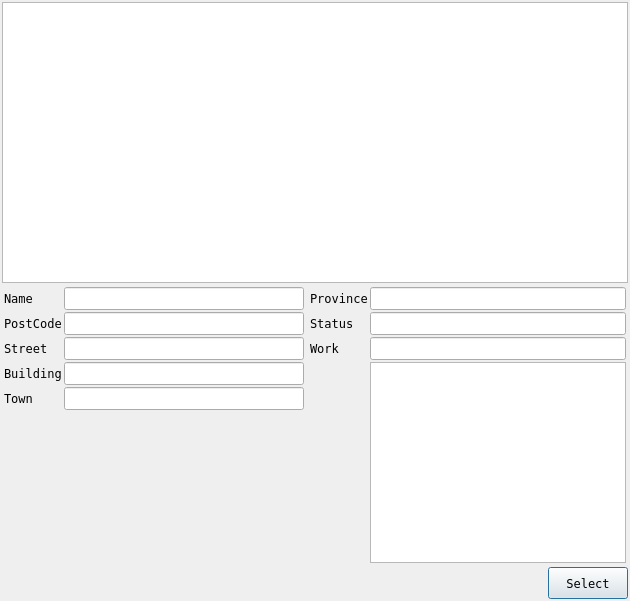
First picture: the form in src/libs/qiwigui/qiwiguimachineview.ui, repository Pastor/qqiwipost, before the edit.
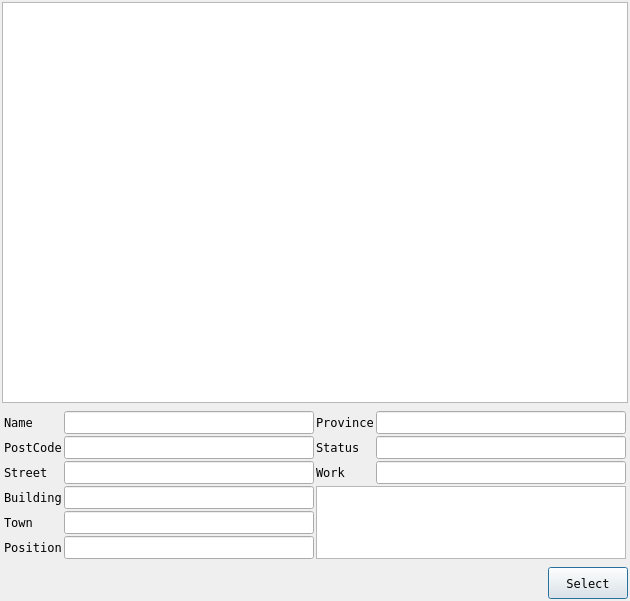
Second picture: the form after the edit. Icons and pictures are not drawn.

Diff of the .ui file:
```diff
--- a/src/libs/qiwigui/qiwiguimachineview.ui
+++ b/src/libs/qiwigui/qiwiguimachineview.ui
@@ -25,9 +25,6 @@
    <bool>true</bool>
   </property>
   <layout class="QVBoxLayout" name="verticalLayout">
-   <property name="spacing">
-    <number>2</number>
-   </property>
    <property name="margin">
     <number>2</number>
    </property>
@@ -45,19 +42,14 @@
     </widget>
    </item>
    <item>
-    <layout class="QHBoxLayout" name="horizontalLayout_2">
-     <item>
       <widget class="QWidget" name="widget" native="true">
-       <layout class="QFormLayout" name="formLayout">
-        <property name="horizontalSpacing">
-         <number>2</number>
-        </property>
-        <property name="verticalSpacing">
-         <number>2</number>
-        </property>
+     <layout class="QGridLayout" name="gridLayout">
         <property name="margin">
          <number>2</number>
         </property>
+      <property name="spacing">
+       <number>2</number>
+      </property>
         <item row="0" column="0">
          <widget class="QLabel" name="lblName">
           <property name="text">
@@ -66,7 +58,25 @@
          </widget>
         </item>
         <item row="0" column="1">
-         <widget class="QLineEdit" name="leName"/>
+       <widget class="QLineEdit" name="leName">
+        <property name="alignment">
+         <set>Qt::AlignCenter</set>
+        </property>
+       </widget>
+      </item>
+      <item row="0" column="2">
+       <widget class="QLabel" name="lblProvince">
+        <property name="text">
+         <string>Province</string>
+        </property>
+       </widget>
+      </item>
+      <item row="0" column="3">
+       <widget class="QLineEdit" name="leProvince">
+        <property name="alignment">
+         <set>Qt::AlignCenter</set>
+        </property>
+       </widget>
         </item>
         <item row="1" column="0">
          <widget class="QLabel" name="lblPostCode">
@@ -76,7 +86,25 @@
          </widget>
         </item>
         <item row="1" column="1">
-         <widget class="QLineEdit" name="lePostCode"/>
+       <widget class="QLineEdit" name="lePostCode">
+        <property name="alignment">
+         <set>Qt::AlignCenter</set>
+        </property>
+       </widget>
+      </item>
+      <item row="1" column="2">
+       <widget class="QLabel" name="lblStatus">
+        <property name="text">
+         <string>Status</string>
+        </property>
+       </widget>
+      </item>
+      <item row="1" column="3">
+       <widget class="QLineEdit" name="leStatus">
+        <property name="alignment">
+         <set>Qt::AlignCenter</set>
+        </property>
+       </widget>
         </item>
         <item row="2" column="0">
          <widget class="QLabel" name="lblStreet">
@@ -86,7 +114,25 @@
          </widget>
         </item>
         <item row="2" column="1">
-         <widget class="QLineEdit" name="leStreet"/>
+       <widget class="QLineEdit" name="leStreet">
+        <property name="alignment">
+         <set>Qt::AlignCenter</set>
+        </property>
+       </widget>
+      </item>
+      <item row="2" column="2">
+       <widget class="QLabel" name="lblWork">
+        <property name="text">
+         <string>Work</string>
+        </property>
+       </widget>
+      </item>
+      <item row="2" column="3">
+       <widget class="QLineEdit" name="leWork">
+        <property name="alignment">
+         <set>Qt::AlignCenter</set>
+        </property>
+       </widget>
         </item>
         <item row="3" column="0">
          <widget class="QLabel" name="lblBuilding">
@@ -96,7 +142,14 @@
          </widget>
         </item>
         <item row="3" column="1">
-         <widget class="QLineEdit" name="leBuilding"/>
+       <widget class="QLineEdit" name="leBuilding">
+        <property name="alignment">
+         <set>Qt::AlignCenter</set>
+        </property>
+       </widget>
+      </item>
+      <item row="3" column="2" rowspan="3" colspan="2">
+       <widget class="QTextEdit" name="teLocationDesc"/>
         </item>
         <item row="4" column="0">
          <widget class="QLabel" name="lblTown">
@@ -106,60 +159,28 @@
          </widget>
         </item>
         <item row="4" column="1">
-         <widget class="QLineEdit" name="leTown"/>
-        </item>
-       </layout>
-      </widget>
-     </item>
-     <item>
-      <widget class="QWidget" name="widget_2" native="true">
-       <layout class="QFormLayout" name="formLayout_2">
-        <property name="horizontalSpacing">
-         <number>2</number>
+       <widget class="QLineEdit" name="leTown">
+        <property name="alignment">
+         <set>Qt::AlignCenter</set>
         </property>
-        <property name="verticalSpacing">
-         <number>2</number>
-        </property>
-        <property name="margin">
-         <number>2</number>
-        </property>
-        <item row="0" column="0">
-         <widget class="QLabel" name="lblProvince">
-          <property name="text">
-           <string>Province</string>
-          </property>
-         </widget>
-        </item>
-        <item row="0" column="1">
-         <widget class="QLineEdit" name="leProvince"/>
-        </item>
-        <item row="1" column="0">
-         <widget class="QLabel" name="lblStatus">
+       </widget>
+      </item>
+      <item row="5" column="0">
+       <widget class="QLabel" name="lblPosition">
           <property name="text">
-           <string>Status</string>
+         <string>Position</string>
           </property>
          </widget>
         </item>
-        <item row="1" column="1">
-         <widget class="QLineEdit" name="leStatus"/>
-        </item>
-        <item row="2" column="0">
-         <widget class="QLabel" name="lblWork">
-          <property name="text">
-           <string>Work</string>
+      <item row="5" column="1">
+       <widget class="QLineEdit" name="lePosition">
+        <property name="alignment">
+         <set>Qt::AlignCenter</set>
           </property>
          </widget>
         </item>
-        <item row="2" column="1">
-         <widget class="QLineEdit" name="leWork"/>
-        </item>
-        <item row="3" column="1">
-         <widget class="QTextEdit" name="teLocationDesc"/>
-        </item>
-       </layout>
-      </widget>
-     </item>
-    </layout>
+     </layout>
+    </widget>
    </item>
    <item>
     <layout class="QHBoxLayout" name="horizontalLayout">
```
Left out of the diff: 16 changed lines with no effect on the pictures. Lines whose indentation alone changed are shown as unchanged.
